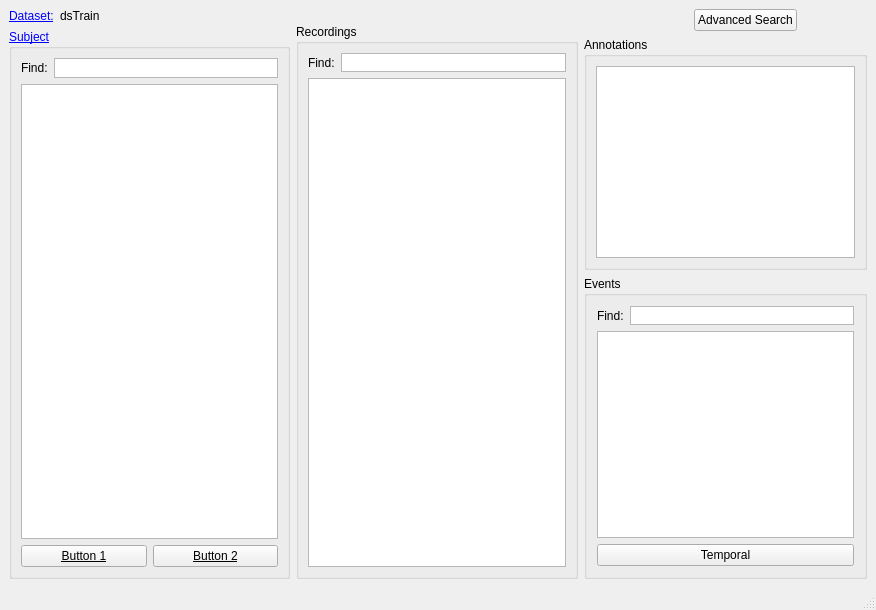
Above: base_GUI.ui from jowanpittevils/Databasemanager_Signalplotter before the change. Below: the same form after it.
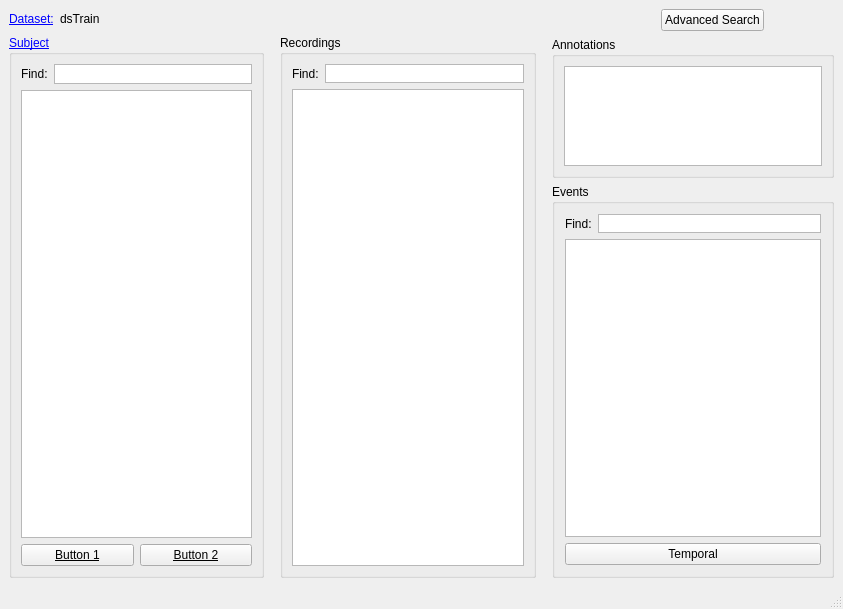
That is the form after the change. Custom widgets are drawn as their Qt base class.

Commit message: added custom clickable_qlabel class and improved the GUI layout

What changed in the file:
```diff
--- a/base_GUI.ui
+++ b/base_GUI.ui
@@ -6,10 +6,22 @@
    <rect>
     <x>0</x>
     <y>0</y>
-    <width>876</width>
-    <height>610</height>
+    <width>843</width>
+    <height>609</height>
    </rect>
   </property>
+  <property name="sizePolicy">
+   <sizepolicy hsizetype="Preferred" vsizetype="Maximum">
+    <horstretch>0</horstretch>
+    <verstretch>0</verstretch>
+   </sizepolicy>
+  </property>
+  <property name="minimumSize">
+   <size>
+    <width>1</width>
+    <height>50</height>
+   </size>
+  </property>
   <property name="windowTitle">
    <string>MainWindow</string>
   </property>
@@ -23,7 +35,7 @@
       <item>
        <layout class="QHBoxLayout" name="horizontalLayout_4">
         <item>
-         <widget class="QLabel" name="label_4">
+         <widget class="Qlabel_click" name="Dataset_label">
           <property name="sizePolicy">
            <sizepolicy hsizetype="Maximum" vsizetype="Maximum">
             <horstretch>0</horstretch>
@@ -88,6 +100,12 @@
             <verstretch>0</verstretch>
            </sizepolicy>
           </property>
+          <property name="minimumSize">
+           <size>
+            <width>1</width>
+            <height>20</height>
+           </size>
+          </property>
           <property name="text">
            <string>dsTrain</string>
           </property>
@@ -221,6 +239,12 @@
                    <verstretch>0</verstretch>
                   </sizepolicy>
                  </property>
+                 <property name="minimumSize">
+                  <size>
+                   <width>1</width>
+                   <height>0</height>
+                  </size>
+                 </property>
                  <property name="maximumSize">
                   <size>
                    <width>16777215</width>
@@ -247,8 +271,8 @@
                </property>
                <property name="minimumSize">
                 <size>
-                 <width>0</width>
-                 <height>0</height>
+                 <width>1</width>
+                 <height>50</height>
                 </size>
                </property>
                <property name="sizeAdjustPolicy">
@@ -283,6 +307,22 @@
       </item>
      </layout>
     </item>
+    <item>
+     <spacer name="horizontalSpacer_2">
+      <property name="orientation">
+       <enum>Qt::Horizontal</enum>
+      </property>
+      <property name="sizeType">
+       <enum>QSizePolicy::Minimum</enum>
+      </property>
+      <property name="sizeHint" stdset="0">
+       <size>
+        <width>10</width>
+        <height>20</height>
+       </size>
+      </property>
+     </spacer>
+    </item>
     <item>
      <layout class="QVBoxLayout" name="verticalLayout_5">
       <property name="sizeConstraint">
@@ -299,7 +339,7 @@
         <property name="sizeHint" stdset="0">
          <size>
           <width>20</width>
-          <height>15</height>
+          <height>26</height>
          </size>
         </property>
        </spacer>
@@ -376,8 +416,8 @@
              </property>
              <property name="minimumSize">
               <size>
-               <width>0</width>
-               <height>0</height>
+               <width>1</width>
+               <height>50</height>
               </size>
              </property>
             </widget>
@@ -389,6 +429,22 @@
       </item>
      </layout>
     </item>
+    <item>
+     <spacer name="horizontalSpacer_3">
+      <property name="orientation">
+       <enum>Qt::Horizontal</enum>
+      </property>
+      <property name="sizeType">
+       <enum>QSizePolicy::Minimum</enum>
+      </property>
+      <property name="sizeHint" stdset="0">
+       <size>
+        <width>10</width>
+        <height>20</height>
+       </size>
+      </property>
+     </spacer>
+    </item>
     <item>
      <layout class="QVBoxLayout" name="verticalLayout_9">
       <property name="sizeConstraint">
@@ -451,13 +507,25 @@
           </property>
           <layout class="QVBoxLayout" name="verticalLayout_10">
            <item>
-            <widget class="QListView" name="listView_7">
+            <widget class="QListWidget" name="annotations_list">
              <property name="sizePolicy">
-              <sizepolicy hsizetype="MinimumExpanding" vsizetype="Minimum">
+              <sizepolicy hsizetype="Expanding" vsizetype="Maximum">
                <horstretch>0</horstretch>
                <verstretch>0</verstretch>
               </sizepolicy>
              </property>
+             <property name="minimumSize">
+              <size>
+               <width>0</width>
+               <height>50</height>
+              </size>
+             </property>
+             <property name="maximumSize">
+              <size>
+               <width>16777215</width>
+               <height>100</height>
+              </size>
+             </property>
             </widget>
            </item>
           </layout>
@@ -550,6 +618,12 @@
                    <verstretch>0</verstretch>
                   </sizepolicy>
                  </property>
+                 <property name="minimumSize">
+                  <size>
+                   <width>0</width>
+                   <height>50</height>
+                  </size>
+                 </property>
                 </widget>
                </item>
               </layout>
@@ -584,6 +658,13 @@
   </widget>
   <widget class="QStatusBar" name="statusbar"/>
  </widget>
+ <customwidgets>
+  <customwidget>
+   <class>Qlabel_click</class>
+   <extends>QLabel</extends>
+   <header>Qlabel_click.h</header>
+  </customwidget>
+ </customwidgets>
  <resources/>
  <connections/>
 </ui>
```
Left out of the diff: 8 changed lines with no effect on the pictures. The commit also changes 8 other files.
